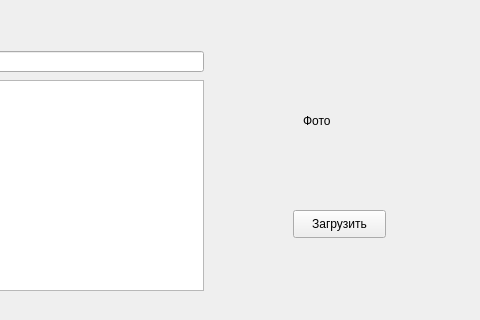
This is insertrecipe.ui in Alina1999mikh/AppForRecipe as Qt 5 draws it before an edit; both pictures show x 377 to 857 and y 0 to 320 of the 857 by 593 pixel window. The edited form follows.
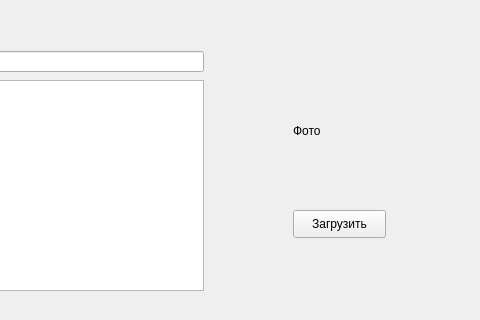
This is the edited form.

Diff of the .ui file:
```diff
--- a/insertrecipe.ui
+++ b/insertrecipe.ui
@@ -395,8 +395,8 @@
   <widget class="QLabel" name="label_16">
    <property name="geometry">
     <rect>
-     <x>680</x>
-     <y>50</y>
+     <x>670</x>
+     <y>60</y>
      <width>101</width>
      <height>141</height>
     </rect>
```
